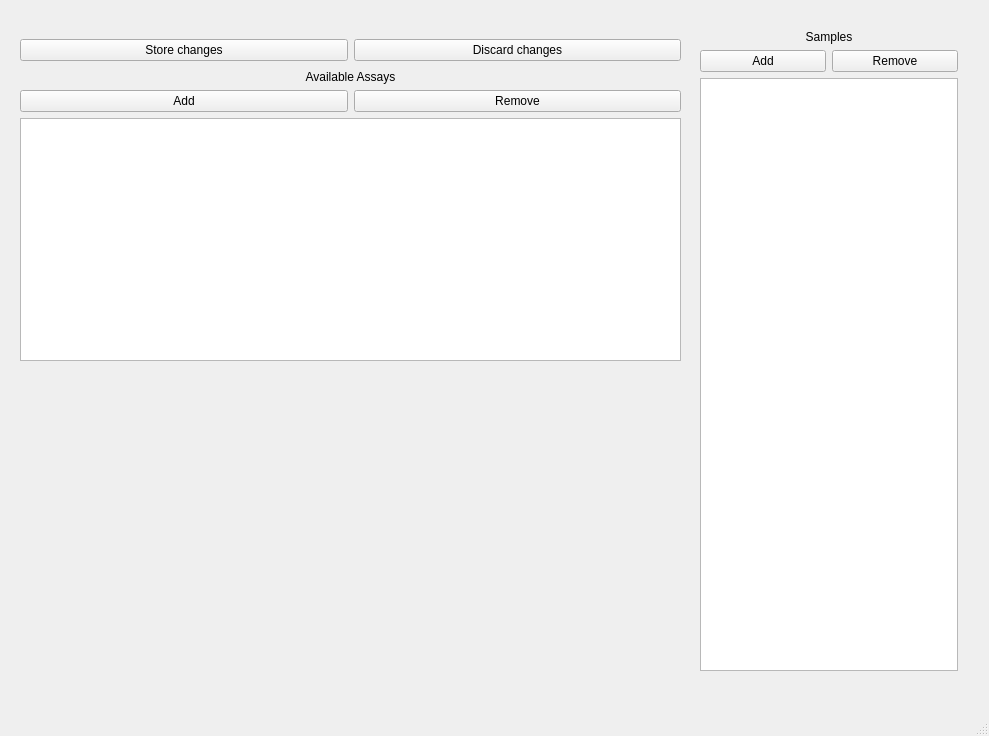
The window that Views/uiMainWindow.ui (samuelvp360/Microbiological-Assay-Calculator) describes before a commit, drawn with Qt 5.
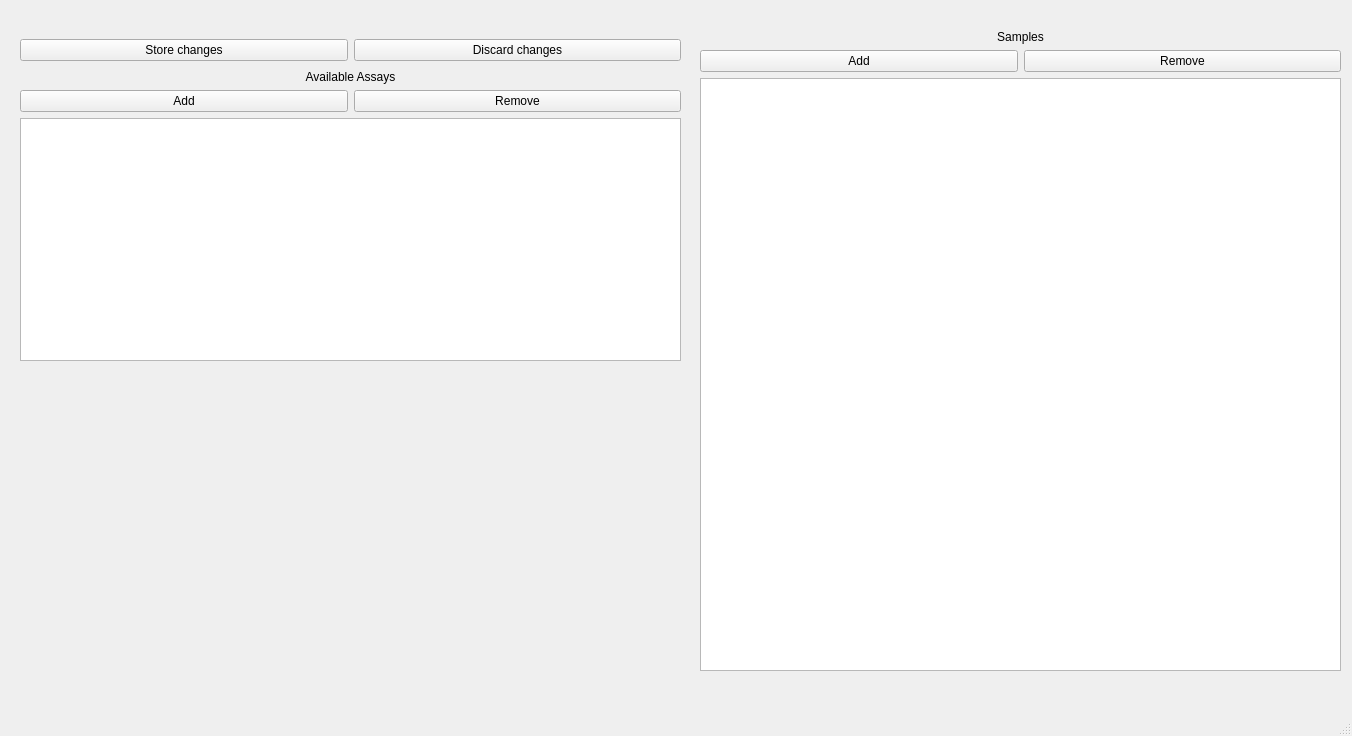
The same window after the commit.

Patch:
```diff
--- a/Views/uiMainWindow.ui
+++ b/Views/uiMainWindow.ui
@@ -6,7 +6,7 @@
    <rect>
     <x>0</x>
     <y>0</y>
-    <width>989</width>
+    <width>1352</width>
     <height>736</height>
    </rect>
   </property>
@@ -62,7 +62,7 @@
      <rect>
       <x>700</x>
       <y>30</y>
-      <width>258</width>
+      <width>641</width>
       <height>641</height>
      </rect>
     </property>
```
Left out of the diff: 2 changed lines with no effect on the pictures.
